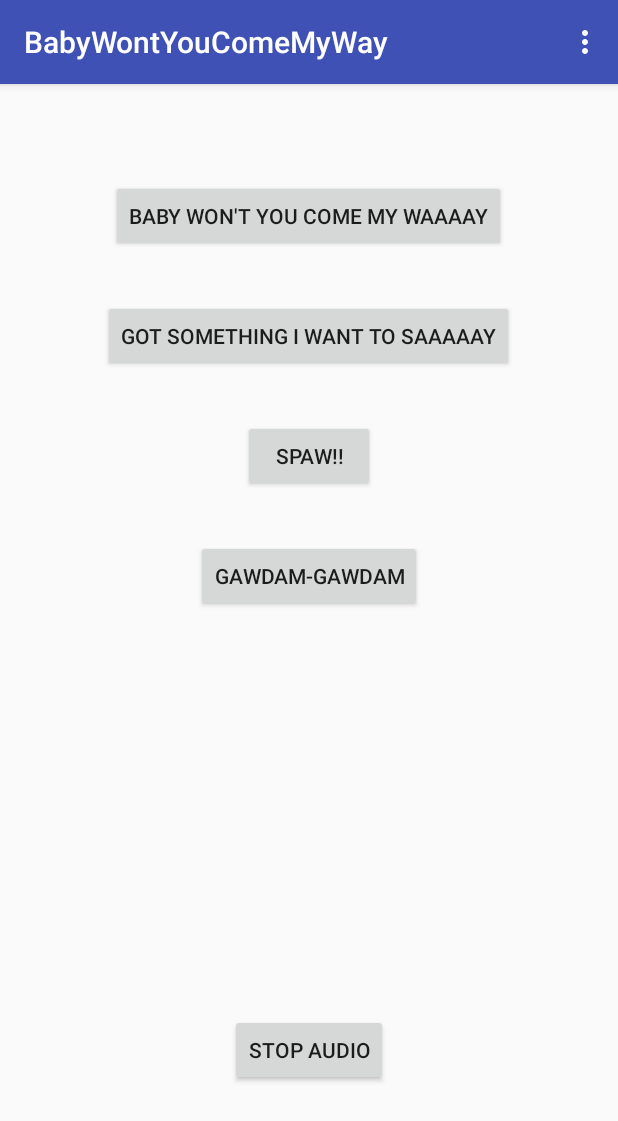
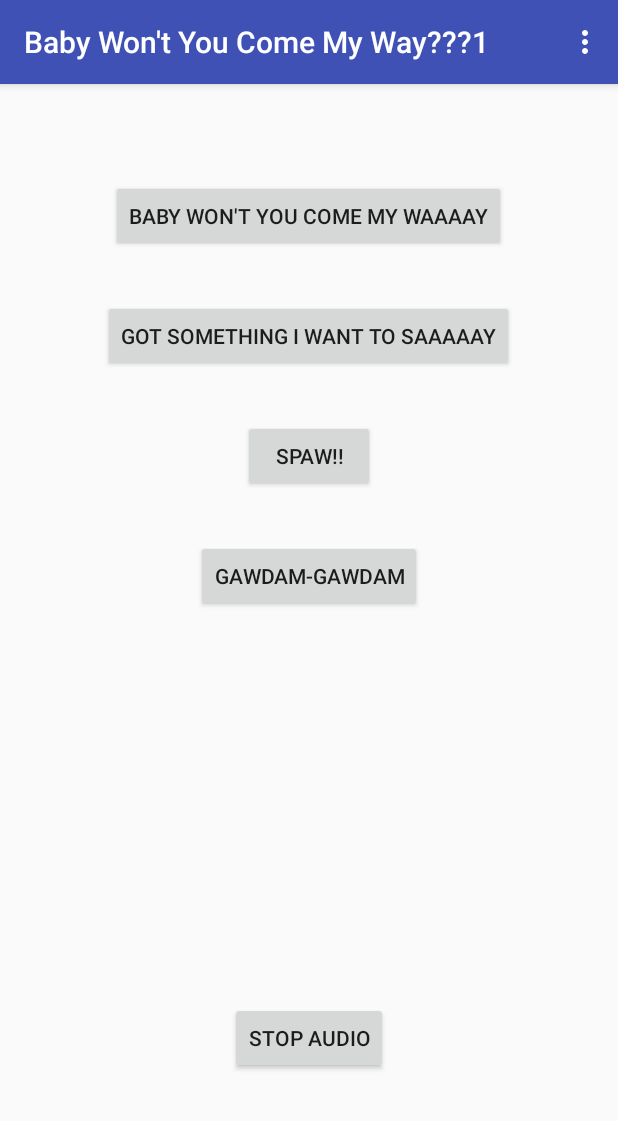
Before and after one commit to BGR360/BabyWontYouComeMyWay, an Android app: the screen it shows after launch (MainActivity), on a phone screen of 412 x 824 dp. Shown: the top 1121 px of the screen. Run offline under Robolectric (Android 15) with nearby library versions, the phone set to English and light mode, and no system bars.

Commit message:
Added icon and fixed app name & toolbar title

```diff
--- a/app/src/main/java/com/example/ben/babywontyoucomemyway/MainActivity.java
+++ b/app/src/main/java/com/example/ben/babywontyoucomemyway/MainActivity.java
@@ -6,6 +6,7 @@ import android.os.Bundle;
 import android.support.annotation.IdRes;
 import android.support.design.widget.FloatingActionButton;
 import android.support.design.widget.Snackbar;
+import android.support.v7.app.ActionBar;
 import android.support.v7.app.AppCompatActivity;
 import android.support.v7.widget.Toolbar;
 import android.view.MotionEvent;
@@ -29,6 +30,10 @@ public class MainActivity extends AppCompatActivity implements View.OnClickListe
         setContentView(R.layout.activity_main);
         Toolbar toolbar = (Toolbar) findViewById(R.id.toolbar);
         setSupportActionBar(toolbar);
+
+        ActionBar bar = getSupportActionBar();
+        if (bar != null)
+            bar.setTitle(R.string.toolbar_title);
 
         /*
         FloatingActionButton fab = (FloatingActionButton) findViewById(R.id.fab);
--- a/app/src/main/res/layout/content_main.xml
+++ b/app/src/main/res/layout/content_main.xml
@@ -48,7 +48,7 @@
         android:id="@+id/stop_button"
         android:layout_centerHorizontal="true"
         android:layout_alignParentBottom="true"
-        android:layout_marginBottom="84dp"/>
+        android:layout_marginBottom="92dp"/>
 
     <Button
         android:layout_width="wrap_content"
--- a/app/src/main/res/values/strings.xml
+++ b/app/src/main/res/values/strings.xml
@@ -1,5 +1,5 @@
 <resources>
-    <string name="app_name">BabyWontYouComeMyWay</string>
+    <string name="app_name">My Way</string>
     <string name="action_settings">Ain\'t Nothin\' Here Bitch</string>
     <string name="toolbar_title">Baby Won\'t You Come My Way???1</string>
     <string name="baby_button_text">Baby Won\'t You Come My Waaaay</string>
```
